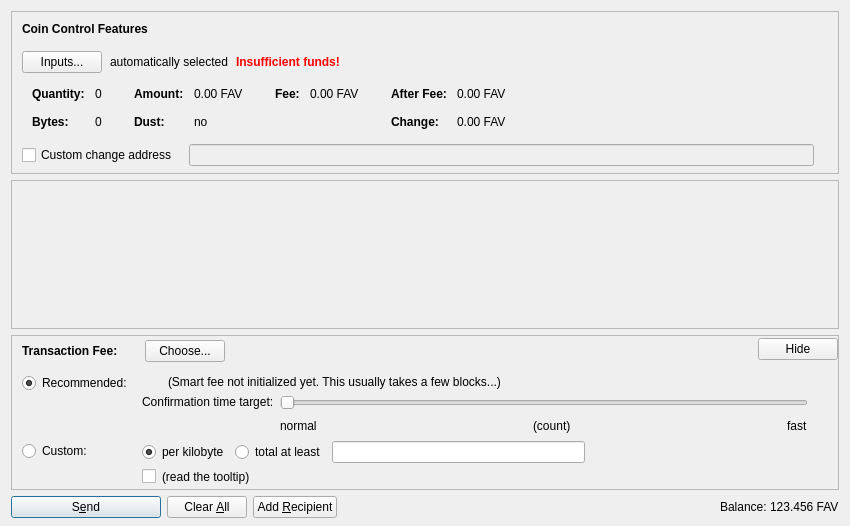
This is src/qt/forms/sendcoinsdialog.ui in otecmichal/kryptokoruna as Qt 5 draws it before an edit. The edited form follows.
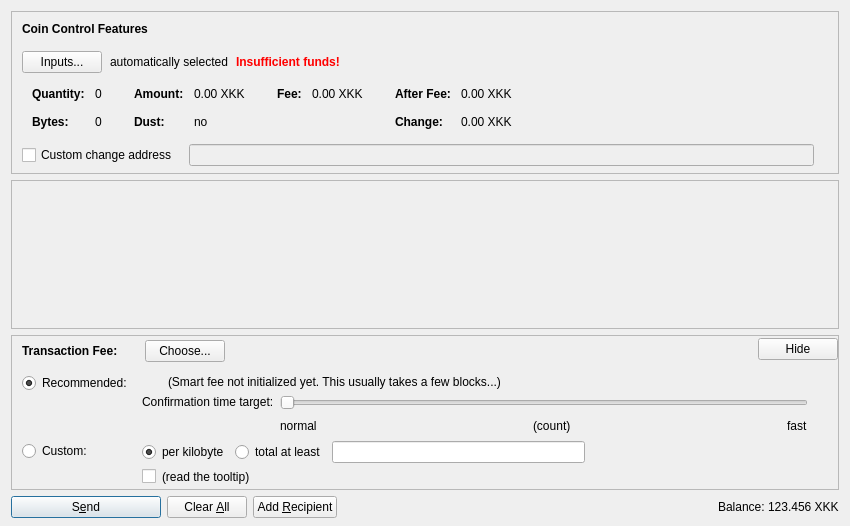
This is the edited form. Icons and pictures are not drawn. Custom widgets are drawn as their Qt base class.

```diff
--- a/src/qt/forms/sendcoinsdialog.ui
+++ b/src/qt/forms/sendcoinsdialog.ui
@@ -324,7 +324,7 @@
                   <enum>Qt::ActionsContextMenu</enum>
                  </property>
                  <property name="text">
-                  <string notr="true">0.00 FAV</string>
+                  <string notr="true">0.00 XKK</string>
                  </property>
                  <property name="textInteractionFlags">
                   <set>Qt::LinksAccessibleByMouse|Qt::TextSelectableByKeyboard|Qt::TextSelectableByMouse</set>
@@ -404,7 +404,7 @@
                   <enum>Qt::ActionsContextMenu</enum>
                  </property>
                  <property name="text">
-                  <string notr="true">0.00 FAV</string>
+                  <string notr="true">0.00 XKK</string>
                  </property>
                  <property name="textInteractionFlags">
                   <set>Qt::LinksAccessibleByMouse|Qt::TextSelectableByKeyboard|Qt::TextSelectableByMouse</set>
@@ -455,7 +455,7 @@
                   <enum>Qt::ActionsContextMenu</enum>
                  </property>
                  <property name="text">
-                  <string notr="true">0.00 FAV</string>
+                  <string notr="true">0.00 XKK</string>
                  </property>
                  <property name="textInteractionFlags">
                   <set>Qt::LinksAccessibleByMouse|Qt::TextSelectableByKeyboard|Qt::TextSelectableByMouse</set>
@@ -484,7 +484,7 @@
                   <enum>Qt::ActionsContextMenu</enum>
                  </property>
                  <property name="text">
-                  <string notr="true">0.00 FAV</string>
+                  <string notr="true">0.00 XKK</string>
                  </property>
                  <property name="textInteractionFlags">
                   <set>Qt::LinksAccessibleByMouse|Qt::TextSelectableByKeyboard|Qt::TextSelectableByMouse</set>
@@ -1290,7 +1290,7 @@
           <cursorShape>IBeamCursor</cursorShape>
          </property>
          <property name="text">
-          <string notr="true">123.456 FAV</string>
+          <string notr="true">123.456 XKK</string>
          </property>
          <property name="textInteractionFlags">
           <set>Qt::LinksAccessibleByMouse|Qt::TextSelectableByKeyboard|Qt::TextSelectableByMouse</set>
```
Left out of the diff: 4 changed lines with no effect on the pictures.
